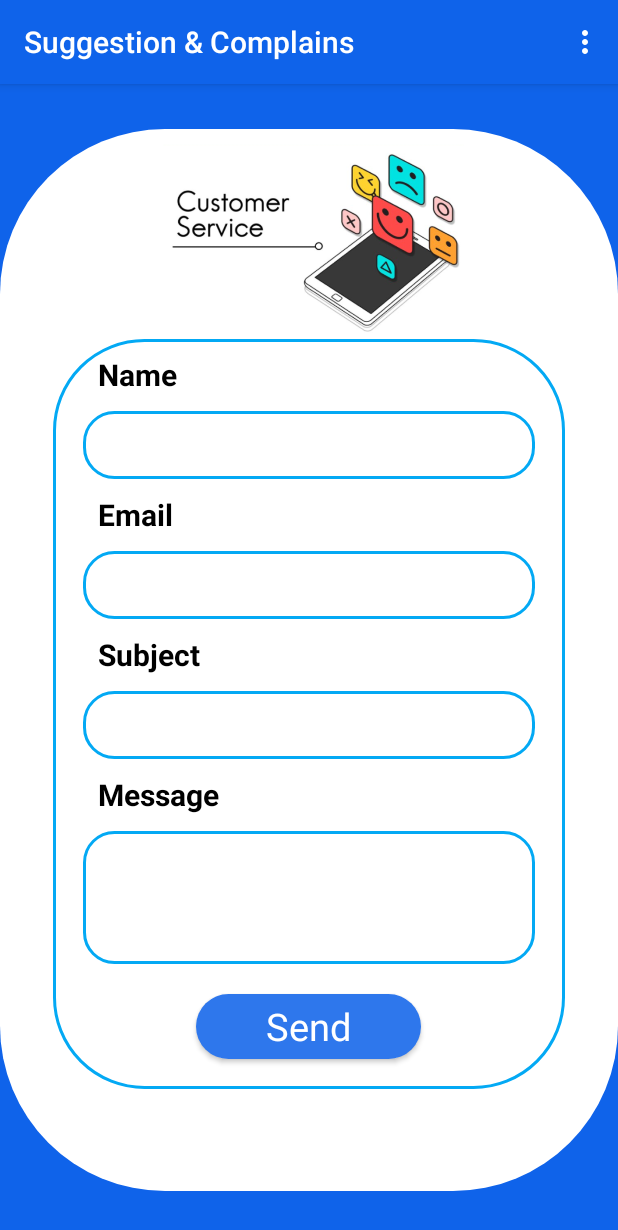
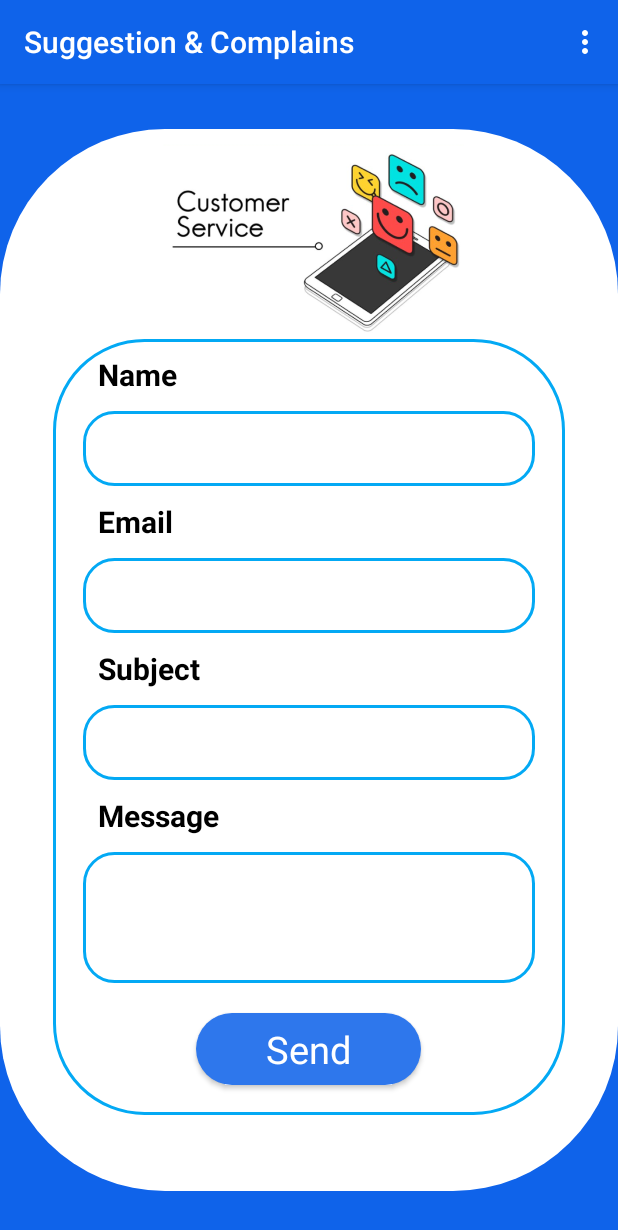
Before and after one commit to mMariaAyman/Enablio, an Android app: the Suggestions screen opened directly, with no data from a screen before it, on a phone screen of 412 x 824 dp. Shown: the top 1230 px of the screen. Run offline under Robolectric (Android 15) with nearby library versions, the phone set to English and light mode, and no system bars; Roboto replaces fonts that are not available here.

Commit message:
suggestions

```diff
--- a/app/src/main/res/layout/activity_suggestions.xml
+++ b/app/src/main/res/layout/activity_suggestions.xml
@@ -9,7 +9,6 @@
     android:layout_marginTop="30dp"
     android:layout_marginBottom="30dp"
     android:background="@drawable/home"
-    android:layout_gravity="center"
     >
 
     <ImageView
@@ -22,13 +21,12 @@
 
 <LinearLayout
     android:layout_width="match_parent"
-    android:layout_height="500dp"
+    android:layout_height="wrap_content"
     android:layout_marginStart="35dp"
     android:layout_marginEnd="35dp"
     android:orientation="vertical"
     android:background="@drawable/form"
-    android:layout_gravity="center"
-    android:gravity="center">
+    >
 
         <com.google.android.material.textfield.TextInputLayout
             android:layout_width="match_parent"
@@ -54,7 +52,7 @@
             <EditText
                 android:id="@+id/nameTxt"
                 android:layout_width="match_parent"
-                android:layout_height="45dp"
+                android:layout_height="50dp"
                 android:layout_marginStart="20dp"
                 android:layout_marginEnd="20dp"
                 android:autofillHints="name"
@@ -90,7 +88,7 @@
             <EditText
                 android:id="@+id/emailTxt"
                 android:layout_width="match_parent"
-                android:layout_height="45dp"
+                android:layout_height="50dp"
                 android:layout_marginStart="20dp"
                 android:layout_marginEnd="20dp"
                 android:autofillHints="emailAddress"
@@ -125,7 +123,7 @@
             <EditText
                 android:id="@+id/subjectTxt"
                 android:layout_width="match_parent"
-                android:layout_height="45dp"
+                android:layout_height="50dp"
                 android:layout_marginStart="20dp"
                 android:layout_marginEnd="20dp"
                 android:background="@drawable/box"
@@ -154,24 +152,21 @@
 
         <com.google.android.material.textfield.TextInputLayout
             android:layout_width="match_parent"
-            android:layout_height="wrap_content">
+            android:layout_height="match_parent">
             <EditText
                 android:id="@+id/messageTxt"
                 android:layout_width="match_parent"
-                android:layout_height="wrap_content"
+                android:layout_height="match_parent"
                 android:layout_marginStart="20dp"
                 android:layout_marginEnd="20dp"
+                android:padding="10dp"
                 android:background="@drawable/box"
                 android:gravity="top"
                 android:layout_gravity="start"
                 android:inputType="textMultiLine"
-                android:lines="4"
-                android:overScrollMode="always"
+                android:lines="3"
                 android:paddingStart="10dp"
                 android:paddingEnd="10dp"
-                android:scrollbarStyle="insideInset"
-                android:scrollbars="vertical"
-                android:scrollHorizontally="false"
                 android:textColor="@color/black" />
         </com.google.android.material.textfield.TextInputLayout>
 
```
